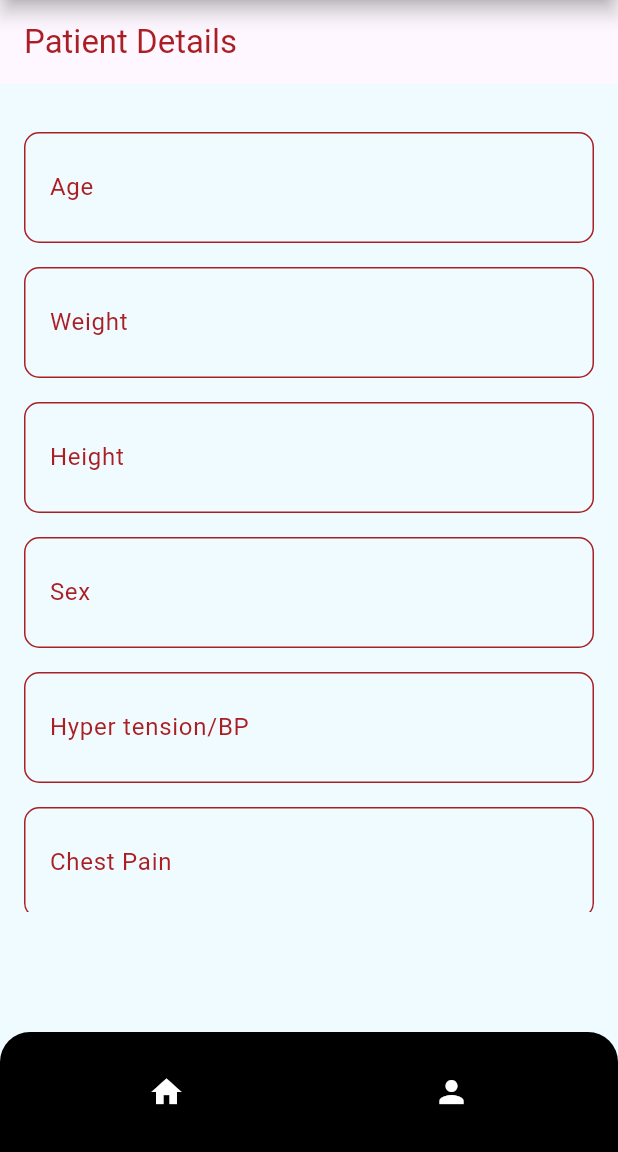
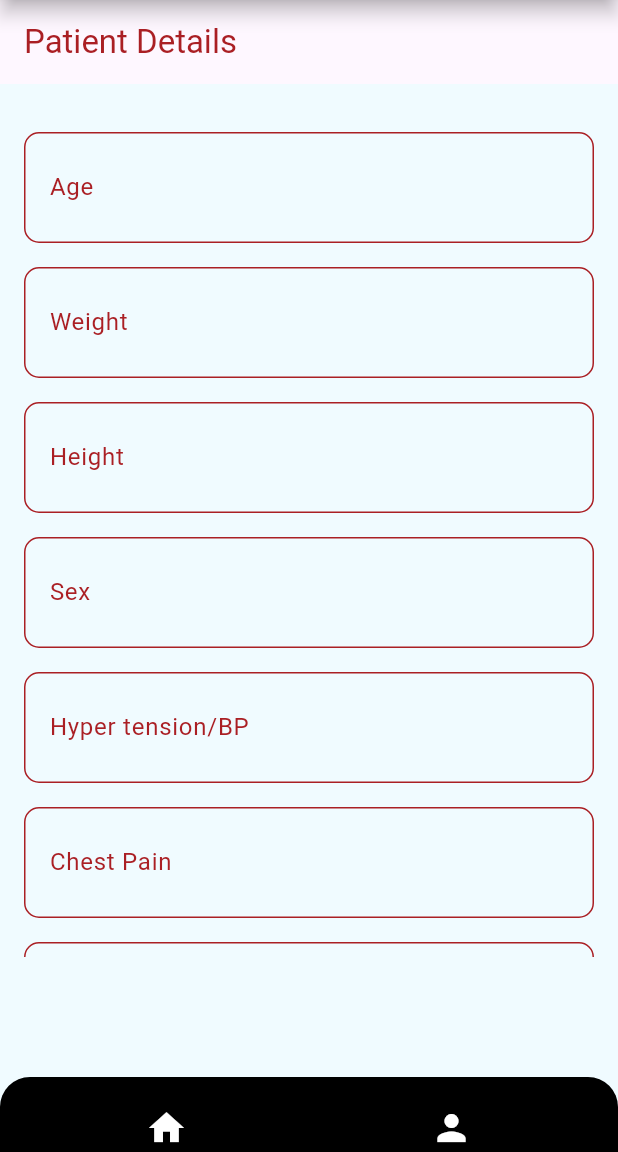
Before and after one commit to Naveencheriyangat/flutter_application_1, a Flutter app: the PatientDetailsScreen screen opened directly, on a phone screen of 412 x 824 dp, the part 84-1236 px from its top. Run offline on Flutter 3.47's test engine with Material 3 defaults, Android fonts, the phone set to English and light mode, and no system bars.

Commit message:
command changed

```diff
--- a/lib/patient.dart
+++ b/lib/patient.dart
@@ -1,6 +1,7 @@
 import 'package:flutter/material.dart';
 import 'package:flutter/widgets.dart';
 import 'Home.dart';
+import 'profile.dart';
 
 void main() {
   runApp(PatientDetailsPage());
@@ -13,7 +14,7 @@ class PatientDetailsPage extends StatelessWidget {
       title: 'Cardio Vista',
       theme: ThemeData(
         primarySwatch: Colors.red,
-        scaffoldBackgroundColor: Colors.white,
+        scaffoldBackgroundColor: Color.fromARGB(255, 240, 251, 255),
       ),
       home: PatientDetailsScreen(),
     );
@@ -36,18 +37,21 @@ class PatientDetailsScreen extends StatelessWidget {
         shadowColor: Colors.black,
       ),
       body: PatientDetailsForm(),
-      bottomNavigationBar: ClipRRect(
+      bottomNavigationBar: SizedBox(
+  height: 50, // Adjust the height as needed
+  child: ClipRRect(
     borderRadius: BorderRadius.only(
       topLeft: Radius.circular(20.0),
       topRight: Radius.circular(20.0),
     ),
     child: BottomAppBar(
-          shape: CircularNotchedRectangle(),
+      elevation: 0, // Remove shadow
       color: Colors.black,
       child: Row(
         mainAxisAlignment: MainAxisAlignment.spaceAround,
         children: <Widget>[
           IconButton(
+            iconSize: 28, // Adjust icon size
             icon: Icon(Icons.home, color: Colors.white),
             onPressed: () {
               Navigator.push(
@@ -57,15 +61,17 @@ class PatientDetailsScreen extends StatelessWidget {
             },
           ),
           IconButton(
+            iconSize: 28, // Adjust icon size
             icon: Icon(Icons.person, color: Colors.white),
             onPressed: () {
               Navigator.push(
                 context,
-                          MaterialPageRoute(builder: (context) => CardioVistaApp()),
+                MaterialPageRoute(builder: (context) => ProfilePage()),
               );
             },
           ),
         ],
+      ),
     ),
   ),
 ),
@@ -89,6 +95,14 @@ class _PatientDetailsFormState extends State<PatientDetailsForm> {
   TextEditingController palpitationController = TextEditingController();
   TextEditingController surgeryController = TextEditingController();
   TextEditingController otherDiseaseController = TextEditingController();
+
+  bool _isSignInHovered = false;
+  bool _isBackHovered = false;
+
+  bool _isPasswordCompliant(String password) {
+    // Your password compliance check logic goes here
+    return password.length >= 6;
+  }
 
   @override
   Widget build(BuildContext context) {
@@ -116,102 +130,87 @@ class _PatientDetailsFormState extends State<PatientDetailsForm> {
               _buildTextField('Surgery if any', surgeryController),
               _buildTextField('Any other disease', otherDiseaseController),
               SizedBox(height: 24),
-              Row(
-                mainAxisAlignment: MainAxisAlignment.spaceEvenly,
-                children: [
-                  Expanded(
-                    child: Container(
+              SizedBox(
+                width: double.infinity,
                 height: 50,
                 child: MouseRegion(
-                        cursor: SystemMouseCursors.click,
+                  onEnter: (_) {
+                    if (!_isSignInHovered) {
+                      setState(() => _isSignInHovered = true);
+                    }
+                  },
+                  onExit: (_) {
+                    if (_isSignInHovered) {
+                      setState(() => _isSignInHovered = false);
+                    }
+                  },
                   child: ElevatedButton(
-                          onPressed: () { Navigator.push(
+                    onPressed: () {
+                      var passwordController;
+                      if (_isPasswordCompliant(passwordController.text)) {
+                        Navigator.push(
                           context,
                           MaterialPageRoute(builder: (context) => CardioVistaApp()),
                         );
-                            // Handle SAVE button press
-                            // You can save the patient details here
+                      }
                     },
-                          onHover: (isHovering) {
-                            // Handle hover effect
-                            // You can set state here to change button appearance on hover
-                          },
+                    style: ElevatedButton.styleFrom(
+                      foregroundColor: _isSignInHovered ? Colors.black : Colors.white,
+                      backgroundColor: _isSignInHovered ? Color(0xFFAA1F24) : Color.fromARGB(255, 240, 251, 255),
+                      shape: RoundedRectangleBorder(
+                        borderRadius: BorderRadius.circular(10),
+                        side: BorderSide(color: Color(0xFFAA1F24)),
+                      ),
+                    ),
+                    child: const Padding(
+                      padding: EdgeInsets.all(12.0),
                       child: Text(
-                            'SAVE',
-                            style: TextStyle(color: Colors.black),
-                          ),
-                          style: ButtonStyle(
-                            backgroundColor:
-                                MaterialStateProperty.resolveWith<Color>(
-                              (Set<MaterialState> states) {
-                                if (states.contains(MaterialState.hovered)) {
-                                  return Color(0xFFAA1F24); // Change to red on hover
-                                }
-                                return Colors.white; // Default background color
-                              },
-                            ),
-                            shape: MaterialStateProperty.all<
-                                RoundedRectangleBorder>(
-                              RoundedRectangleBorder(
-                                borderRadius: BorderRadius.circular(10),
-                                side: BorderSide(color: Color(0x5F5949)),
+                        'Sign In',
+                        style: TextStyle(color: Colors.black), // Set text color to black
                       ),
                     ),
                   ),
                 ),
               ),
-                    ),
-                  ),
-                ],
-              ),
-              SizedBox(height: 8),
-              Row(
-                mainAxisAlignment: MainAxisAlignment.spaceEvenly,
-                children: [
-                  Expanded(
-                    child: Container(
+              const SizedBox(height: 8),
+              SizedBox(
+                width: double.infinity,
                 height: 50,
                 child: MouseRegion(
-                        cursor: SystemMouseCursors.click,
+                  onEnter: (_) {
+                    if (!_isBackHovered) {
+                      setState(() => _isBackHovered = true);
+                    }
+                  },
+                  onExit: (_) {
+                    if (_isBackHovered) {
+                      setState(() => _isBackHovered = false);
+                    }
+                  },
                   child: ElevatedButton(
-                          onPressed: () { Navigator.push(
+                    onPressed: () {
+                      Navigator.push(
                         context,
                         MaterialPageRoute(builder: (context) => CardioVistaApp()),
                       );
-                            // Handle BACK button press
-                            // You can navigate back to the previous screen here
                     },
-                          onHover: (isHovering) {
-                            // Handle hover effect
-                            // You can set state here to change button appearance on hover
-                          },
+                    style: ElevatedButton.styleFrom(
+                      foregroundColor: _isBackHovered ? Colors.black : Colors.white,
+                      backgroundColor: _isBackHovered ? Color(0xFFAA1F24) : Color.fromARGB(255, 240, 251, 255),
+                      shape: RoundedRectangleBorder(
+                        borderRadius: BorderRadius.circular(10),
+                        side: BorderSide(color: Color(0xFFAA1F24) ),
+                      ),
+                    ),
+                    child: const Padding(
+                      padding: EdgeInsets.all(12.0),
                       child: Text(
-                            'BACK',
-                            style: TextStyle(color: Colors.black),
-                          ),
-                          style: ButtonStyle(
-                            backgroundColor:
-                                MaterialStateProperty.resolveWith<Color>(
-                              (Set<MaterialState> states) {
-                                if (states.contains(MaterialState.hovered)) {
-                                  return Color(0xFFAA1F24); // Change to red on hover
-                                }
-                                return Colors.white; // Default background color
-                              },
-                            ),
-                            shape: MaterialStateProperty.all<
-                                RoundedRectangleBorder>(
-                              RoundedRectangleBorder(
-                                borderRadius: BorderRadius.circular(10),
-                                side: BorderSide(color: Color(0x5F5949)),
+                        'Back',
+                        style: TextStyle(color: Colors.black), // Set text color to black
                       ),
                     ),
                   ),
                 ),
-                      ),
-                    ),
-                  ),
-                ],
               ),
             ],
           ),
```
Lines whose indentation alone changed are shown as unchanged.
